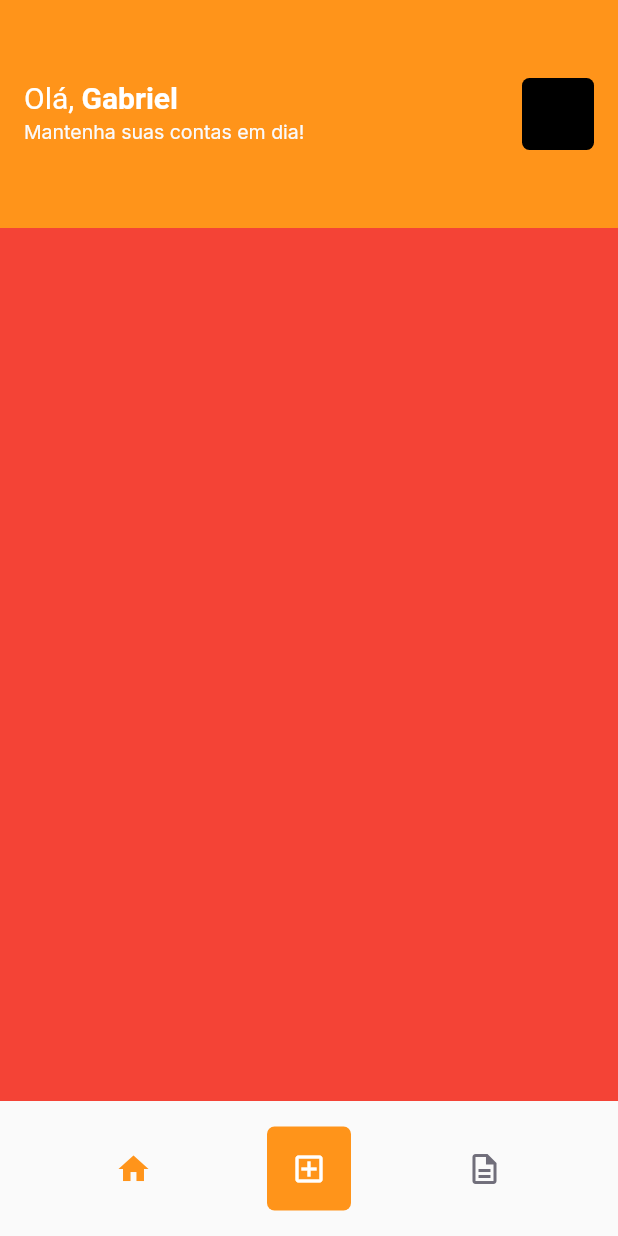
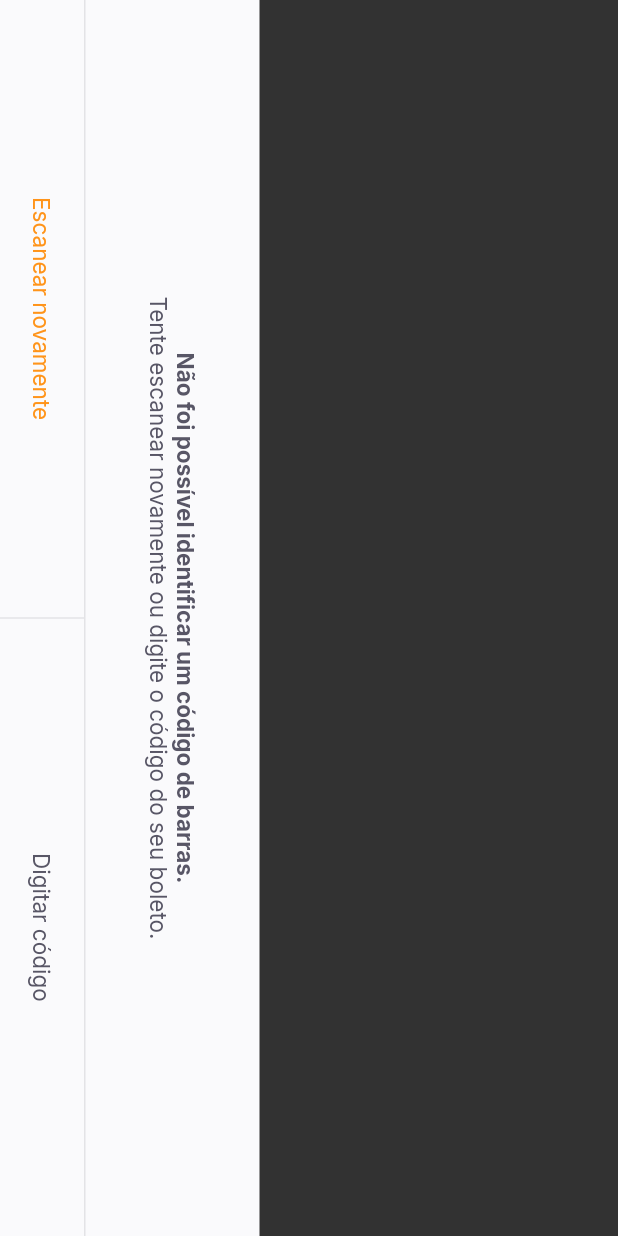
Before and after one commit to blandygbc/PayFlow, a Flutter app: the HomePage screen opened by its route, after a tap on the "add box" icon, on a phone screen of 412 x 824 dp. Run offline on Flutter 3.47's test engine with Material 2 defaults, Android fonts, the phone set to English and light mode, and no system bars; our stand-ins replace firebase_core, google_fonts, google_sign_in, shared_preferences; accounts and stored records are empty.

Commit message:
Adicionar códigos até a metade da aula 04

```diff
--- a/lib/app_widget.dart
+++ b/lib/app_widget.dart
@@ -1,4 +1,6 @@
 import 'package:flutter/material.dart';
+import 'package:flutter/services.dart';
+import 'package:payflow/modules/barcode_scanner/barcode_scanner_page.dart';
 import 'package:payflow/modules/home/home_page.dart';
 import 'package:payflow/modules/login/login_page.dart';
 import 'package:payflow/shared/themes/app_colors.dart';
@@ -6,11 +8,19 @@ import 'package:payflow/shared/themes/app_colors.dart';
 import 'modules/splash/splash_page.dart';
 
 class AppWidget extends StatelessWidget {
+  AppWidget() {
+    SystemChrome.setPreferredOrientations([
+      DeviceOrientation.portraitDown,
+      DeviceOrientation.portraitUp,
+    ]);
+  }
+
   @override
   Widget build(BuildContext context) {
     return MaterialApp(
       title: 'Pay Flow',
       theme: ThemeData(
+        primarySwatch: Colors.orange,
         primaryColor: AppColors.primary,
       ),
       initialRoute: "/splash",
@@ -18,6 +28,7 @@ class AppWidget extends StatelessWidget {
         "/splash": (context) => SplashPage(),
         "/home": (context) => HomePage(),
         "/login": (context) => LoginPage(),
+        "/barcode_scanner": (context) => BarcodeScannerPage()
       },
     );
   }
--- /dev/null
+++ b/lib/modules/barcode_scanner/barcode_scanner_page.dart
@@ -0,0 +1,70 @@
+import 'package:flutter/material.dart';
+import 'package:payflow/shared/themes/app_colors.dart';
+import 'package:payflow/shared/themes/app_text_styles.dart';
+import 'package:payflow/shared/widgets/bottom_sheet/bottom_sheet_widget.dart';
+import 'package:payflow/shared/widgets/set_label_buttons/set_label_buttons.dart';
+
+class BarcodeScannerPage extends StatefulWidget {
+  BarcodeScannerPage({Key? key}) : super(key: key);
+
+  @override
+  _BarcodeScannerPageState createState() => _BarcodeScannerPageState();
+}
+
+class _BarcodeScannerPageState extends State<BarcodeScannerPage> {
+  @override
+  Widget build(BuildContext context) {
+    return BottomSheetWidget(
+      title: "Não foi possível identificar um código de barras.",
+      subtitle: "Tente escanear novamente ou digite o código do seu boleto.",
+      primaryLabel: "Escanear novamente",
+      primaryOnPressed: () {},
+      secondaryLabel: "Digitar código",
+      secondaryOnPressed: () {},
+    );
+    return SafeArea(
+      top: true,
+      bottom: true,
+      left: true,
+      right: true,
+      child: RotatedBox(
+        quarterTurns: 1,
+        child: Scaffold(
+            appBar: AppBar(
+              backgroundColor: Colors.black,
+              title: Text(
+                "Escaneie o código de barras do boleto",
+                style: TextStyles.buttonBackground,
+              ),
+              centerTitle: true,
+              leading: BackButton(
+                color: AppColors.background,
+              ),
+            ),
+            body: Column(
+              children: [
+                Expanded(
+                    child: Container(
+                  color: Colors.black.withOpacity(0.7),
+                )),
+                Expanded(
+                    flex: 2,
+                    child: Container(
+                      color: Colors.transparent,
+                    )),
+                Expanded(
+                    child: Container(
+                  color: Colors.black.withOpacity(0.7),
+                )),
+              ],
+            ),
+            bottomNavigationBar: SetLabelButtons(
+              primaryLabel: "Inserir o código do boleto",
+              primaryOnPressed: () {},
+              secondaryLabel: "Adicionar da galeria",
+              secondaryOnPressed: () {},
+            )),
+      ),
+    );
+  }
+}
--- a/lib/modules/home/home_page.dart
+++ b/lib/modules/home/home_page.dart
@@ -71,7 +71,7 @@ class _HomePageState extends State<HomePage> {
                 )),
             GestureDetector(
               onTap: () {
-                print("Clicou!");
+                Navigator.pushNamed(context, "/barcode_scanner");
               },
               child: Container(
                   width: 56,
--- /dev/null
+++ b/lib/shared/widgets/bottom_sheet/bottom_sheet_widget.dart
@@ -0,0 +1,74 @@
+import 'package:flutter/material.dart';
+import 'package:payflow/shared/themes/app_colors.dart';
+import 'package:payflow/shared/themes/app_text_styles.dart';
+import 'package:payflow/shared/widgets/set_label_buttons/set_label_buttons.dart';
+
+class BottomSheetWidget extends StatelessWidget {
+  final String primaryLabel;
+  final VoidCallback primaryOnPressed;
+  final String secondaryLabel;
+  final VoidCallback secondaryOnPressed;
+  final String title;
+  final String subtitle;
+  const BottomSheetWidget(
+      {Key? key,
+      required this.primaryLabel,
+      required this.primaryOnPressed,
+      required this.secondaryLabel,
+      required this.secondaryOnPressed,
+      required this.title,
+      required this.subtitle})
+      : super(key: key);
+
+  @override
+  Widget build(BuildContext context) {
+    return SafeArea(
+      child: RotatedBox(
+        quarterTurns: 1,
+        child: Material(
+          child: Container(
+            color: AppColors.shape,
+            child: Column(
+              children: [
+                Expanded(
+                    child: Container(
+                  color: Colors.black.withOpacity(0.8),
+                )),
+                Column(
+                  children: [
+                    Padding(
+                      padding: const EdgeInsets.all(40),
+                      child: Text.rich(
+                        TextSpan(
+                            text: title,
+                            style: TextStyles.buttonBoldHeading,
+                            children: [
+                              TextSpan(
+                                text: "\n$subtitle",
+                                style: TextStyles.buttonHeading,
+                              )
+                            ]),
+                        textAlign: TextAlign.center,
+                      ),
+                    ),
+                    Divider(
+                      height: 1,
+                      color: AppColors.stroke,
+                      thickness: 1,
+                    ),
+                    SetLabelButtons(
+                        enablePrimaryColor: true,
+                        primaryLabel: primaryLabel,
+                        primaryOnPressed: primaryOnPressed,
+                        secondaryLabel: secondaryLabel,
+                        secondaryOnPressed: secondaryOnPressed)
+                  ],
+                ),
+              ],
+            ),
+          ),
+        ),
+      ),
+    );
+  }
+}
--- /dev/null
+++ b/lib/shared/widgets/divader_vertical/divider_vertical_widget.dart
@@ -0,0 +1,15 @@
+import 'package:flutter/material.dart';
+import 'package:payflow/shared/themes/app_colors.dart';
+
+class DividerVerticalWidget extends StatelessWidget {
+  const DividerVerticalWidget({Key? key}) : super(key: key);
+
+  @override
+  Widget build(BuildContext context) {
+    return Container(
+      width: 1,
+      height: double.maxFinite,
+      color: AppColors.stroke,
+    );
+  }
+}
--- /dev/null
+++ b/lib/shared/widgets/label_button/label_button.dart
@@ -0,0 +1,24 @@
+import 'package:flutter/material.dart';
+import 'package:payflow/shared/themes/app_text_styles.dart';
+
+class LabelButton extends StatelessWidget {
+  final String label;
+  final VoidCallback onPressed;
+  final TextStyle? style;
+  const LabelButton(
+      {Key? key, required this.label, required this.onPressed, this.style})
+      : super(key: key);
+
+  @override
+  Widget build(BuildContext context) {
+    return Container(
+      height: 56,
+      child: TextButton(
+          onPressed: () {},
+          child: Text(
+            label,
+            style: style ?? TextStyles.buttonHeading,
+          )),
+    );
+  }
+}
--- /dev/null
+++ b/lib/shared/widgets/set_label_buttons/set_label_buttons.dart
@@ -0,0 +1,45 @@
+import 'package:flutter/material.dart';
+import 'package:payflow/shared/themes/app_text_styles.dart';
+import 'package:payflow/shared/widgets/divader_vertical/divider_vertical_widget.dart';
+import 'package:payflow/shared/widgets/label_button/label_button.dart';
+
+class SetLabelButtons extends StatelessWidget {
+  final String primaryLabel;
+  final VoidCallback primaryOnPressed;
+  final String secondaryLabel;
+  final VoidCallback secondaryOnPressed;
+  final bool enablePrimaryColor;
+  const SetLabelButtons({
+    Key? key,
+    required this.primaryLabel,
+    required this.primaryOnPressed,
+    required this.secondaryLabel,
+    required this.secondaryOnPressed,
+    this.enablePrimaryColor = false,
+  }) : super(key: key);
+
+  @override
+  Widget build(BuildContext context) {
+    return Container(
+      height: 56,
+      child: Row(
+        children: [
+          Expanded(
+            child: LabelButton(
+              label: primaryLabel,
+              onPressed: primaryOnPressed,
+              style: enablePrimaryColor ? TextStyles.buttonPrimary : null,
+            ),
+          ),
+          DividerVerticalWidget(),
+          Expanded(
+            child: LabelButton(
+              label: secondaryLabel,
+              onPressed: secondaryOnPressed,
+            ),
+          ),
+        ],
+      ),
+    );
+  }
+}
--- a/pubspec.yaml
+++ b/pubspec.yaml
@@ -28,6 +28,10 @@ dependencies:
   google_sign_in: ^5.0.4
   google_sign_in_web: ^0.10.0
   shared_preferences: ^2.0.6
+  google_ml_kit: ^0.6.0
+  camera: ^0.8.1+3
+  image_picker: ^0.8.0+4
+  image_picker_for_web: ^2.0.0
 
   # The following adds the Cupertino Icons font to your application.
   # Use with the CupertinoIcons class for iOS style icons.
```
Also changed, not shown: pubspec.lock, 2 other files.
